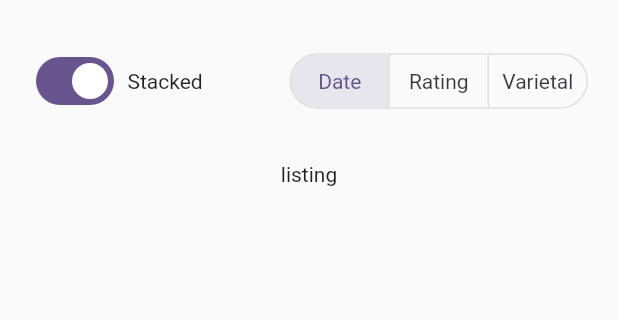
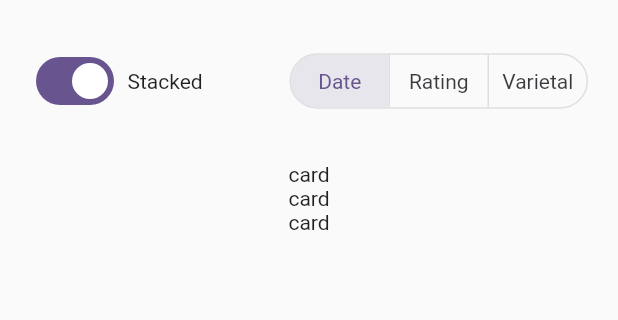
Before and after one commit to chuckchoiboi/vinologue, a Flutter app: the screen it shows after launch, on a phone screen of 412 x 824 dp, the part 84-404 px from its top. Run offline on Flutter 3.47's test engine with Material 2 defaults, Android fonts, the phone set to English and light mode, and no system bars.

Commit message:
change entries data on filter change

```diff
--- a/lib/data/entry_data.dart
+++ b/lib/data/entries_data.dart
@@ -1,6 +1,6 @@
 import 'package:vinologue/models/vinologue_entry.dart';
 
-List<VinologueEntry> entryData = [
+List<VinologueEntry> entriesData = [
   VinologueEntry(
     vintage: 2020,
     wineName: '2020 Morgan Winery Twelve Clones Pinot Noir',
@@ -68,19 +68,19 @@ List<VinologueEntry> entryData = [
 ];
 
 List<VinologueEntry> get entriesByDate {
-  List<VinologueEntry> sortedList = List.from(entryData);
+  List<VinologueEntry> sortedList = List.from(entriesData);
   sortedList.sort((a, b) => a.entryDate.compareTo(b.entryDate));
   return sortedList;
 }
 
 List<VinologueEntry> get entriesByRating {
-  List<VinologueEntry> sortedList = List.from(entryData);
+  List<VinologueEntry> sortedList = List.from(entriesData);
   sortedList.sort((a, b) => b.userRating.compareTo(a.userRating));
   return sortedList;
 }
 
 List<VinologueEntry> get entriesByGrapeVarietal {
-  List<VinologueEntry> sortedList = List.from(entryData);
+  List<VinologueEntry> sortedList = List.from(entriesData);
   sortedList.sort((a, b) => a.grapeVarietal.compareTo(b.grapeVarietal));
   return sortedList;
 }
--- a/lib/main.dart
+++ b/lib/main.dart
@@ -1,4 +1,5 @@
 import 'package:flutter/material.dart';
+
 import 'package:vinologue/screens/listing_screen.dart';
 
 var kColorScheme = ColorScheme.fromSeed(seedColor: Colors.deepPurple);
--- a/lib/screens/listing_screen.dart
+++ b/lib/screens/listing_screen.dart
@@ -1,5 +1,9 @@
 import 'package:flutter/material.dart';
+
+import 'package:vinologue/widgets/listing/entries_listing.dart';
 import 'package:vinologue/widgets/listing/listing_filter.dart';
+import 'package:vinologue/data/entries_data.dart';
+import 'package:vinologue/models/vinologue_entry.dart';
 
 const listingView = ['stacked', 'row'];
 const filter = ['date', 'rating', 'varietal'];
@@ -14,6 +18,7 @@ class ListingScreen extends StatefulWidget {
 class _ListingScreenState extends State<ListingScreen> {
   String _listingView = listingView[0];
   String _listingFilter = filter[0];
+  List<VinologueEntry> _entriesData = entriesByDate;
 
   void _toggleListingView() {
     setState(() {
@@ -25,6 +30,15 @@ class _ListingScreenState extends State<ListingScreen> {
   void _changeListingFilter(int idx) {
     setState(() {
       _listingFilter = filter[idx];
+      if (_listingFilter == filter[0]) {
+        _entriesData = entriesByDate;
+      }
+      if (_listingFilter == filter[1]) {
+        _entriesData = entriesByRating;
+      }
+      if (_listingFilter == filter[0]) {
+        _entriesData = entriesByGrapeVarietal;
+      }
     });
   }
 
@@ -46,7 +60,7 @@ class _ListingScreenState extends State<ListingScreen> {
               onListingFilterChange: _changeListingFilter,
             ),
             const SizedBox(height: 30),
-            const Text('listing'),
+            EntriesListing(_entriesData),
           ],
         ),
       ),
--- /dev/null
+++ b/lib/widgets/listing/entries_listing.dart
@@ -0,0 +1,24 @@
+import 'package:flutter/material.dart';
+
+import 'package:vinologue/models/vinologue_entry.dart';
+
+class EntriesListing extends StatelessWidget {
+  const EntriesListing(this.entriesData, {super.key});
+
+  final List<VinologueEntry> entriesData;
+
+  @override
+  Widget build(context) {
+    return const Expanded(
+      child: SingleChildScrollView(
+        child: Column(
+          children: [
+            Text('card'),
+            Text('card'),
+            Text('card'),
+          ],
+        ),
+      ),
+    );
+  }
+}
```
